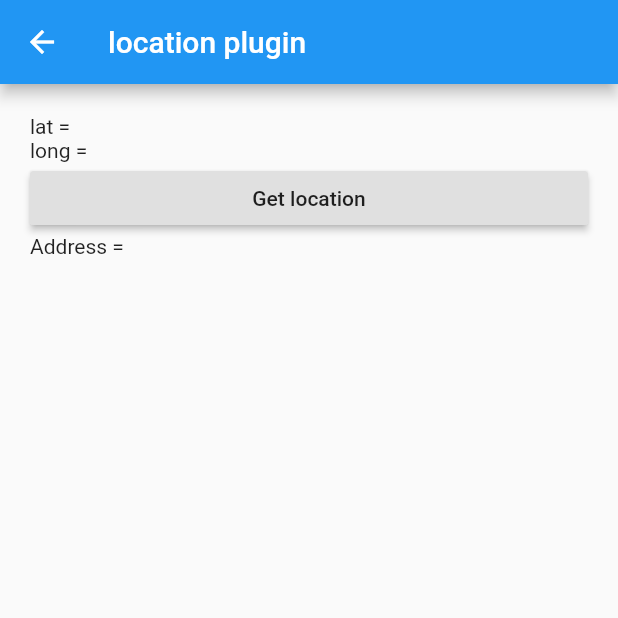
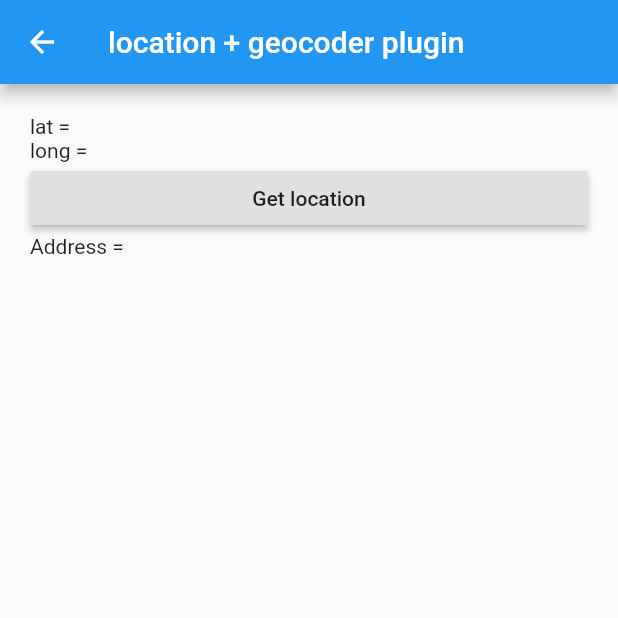
Before and after one commit to masteradit/Flutter-Location-Plugins-Testing-App, a Flutter app: the screen it shows after launch, after a tap on "location + geocoder", on a phone screen of 412 x 824 dp, the top half of it. Run offline on Flutter 3.47's test engine with Material 2 defaults, Android fonts, the phone set to English and light mode, and no system bars; our stand-ins replace geolocator, location; missing offline and left inert: geocoder.

Commit message:
Minor changes

```diff
--- a/lib/routes/home_page.dart
+++ b/lib/routes/home_page.dart
@@ -23,21 +23,6 @@ class HomePage extends StatelessWidget {
                 Navigator.of(context).pushNamed(Routes.geolocatorPage),
             child: Text('geolocator'),
           ),
-          SizedBox(height: 20.0),
-          RaisedButton(
-            onPressed: () {},
-            child: Text('Test'),
-          ),
-          SizedBox(height: 20.0),
-          RaisedButton(
-            onPressed: () {},
-            child: Text('Test'),
-          ),
-          SizedBox(height: 20.0),
-          RaisedButton(
-            onPressed: () {},
-            child: Text('Test'),
-          ),
         ],
       ),
     );
--- a/lib/routes/location_and_geocoder_page.dart.dart
+++ b/lib/routes/location_and_geocoder_page.dart.dart
@@ -17,7 +17,7 @@ class _LocationAndGeocoderPageState extends State<LocationAndGeocoderPage> {
   Widget build(BuildContext context) {
     return Scaffold(
       appBar: AppBar(
-        title: Text('location plugin'),
+        title: Text('location + geocoder plugin'),
       ),
       body: Padding(
         padding: EdgeInsets.all(20.0),
```
